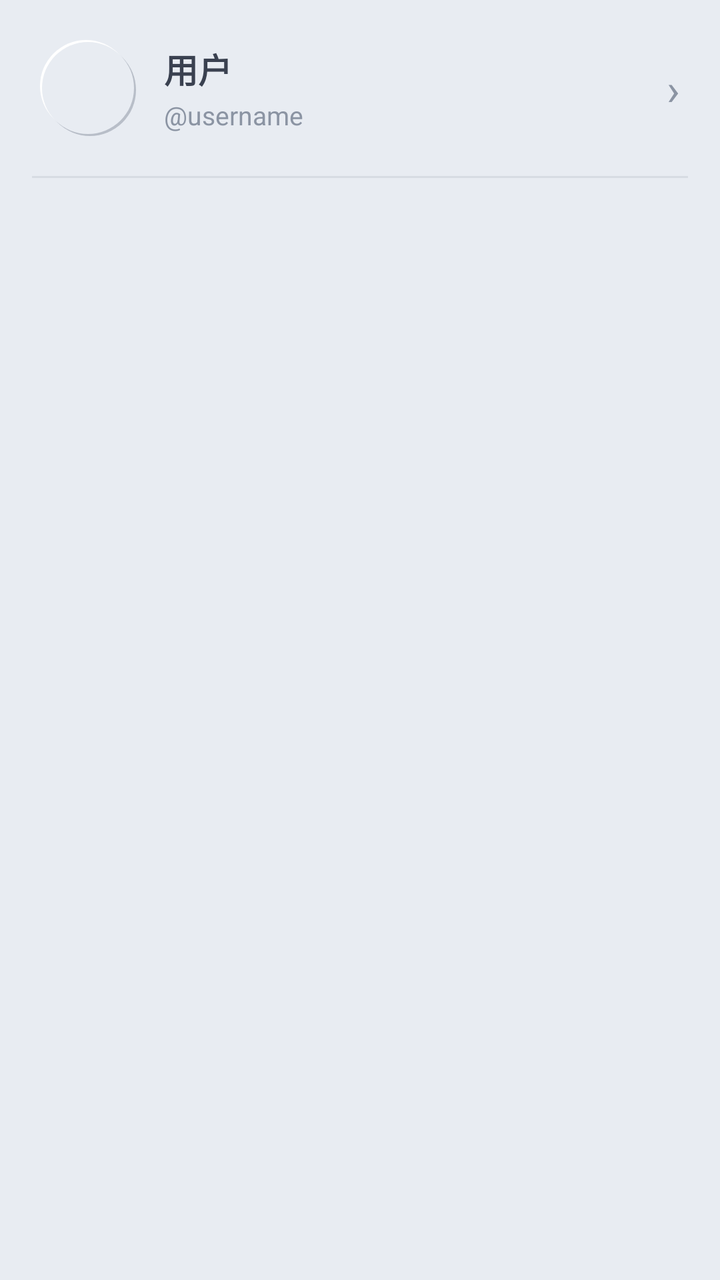
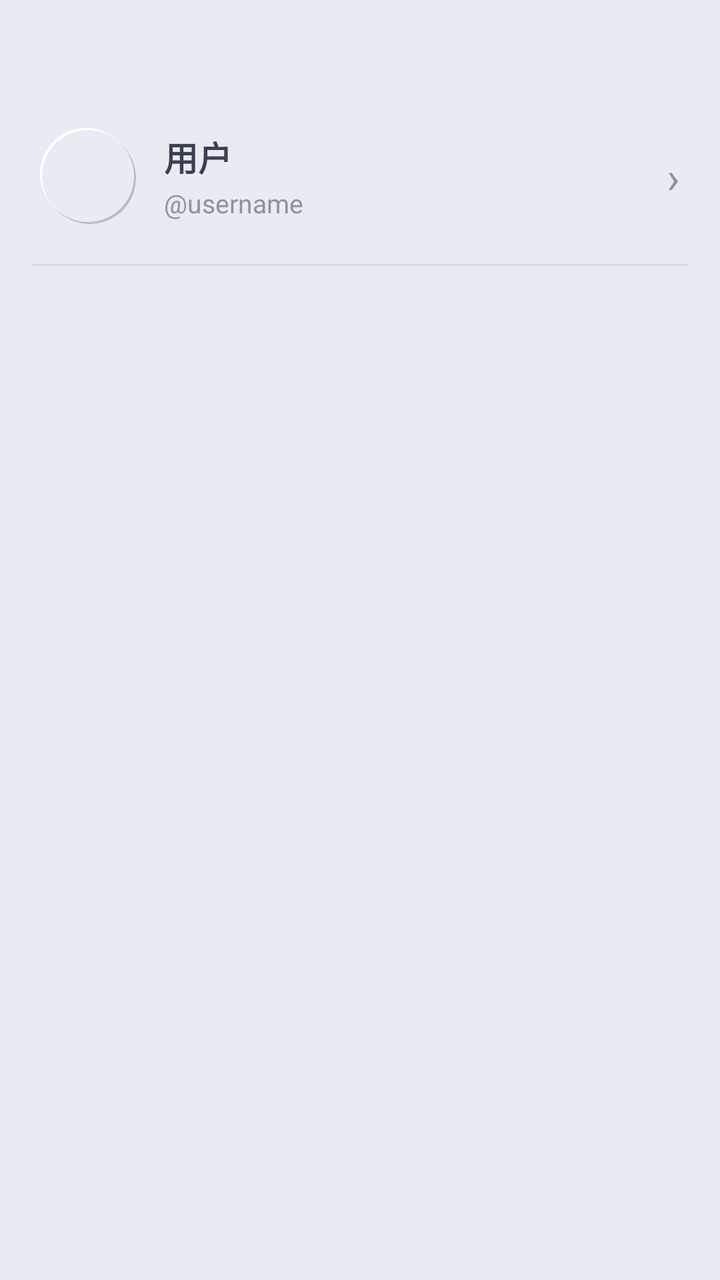

Compare the two renders of this Android layout. The source of the first and the diff that turns it into the second are given below.
<!-- AndroidManifest.xml: application theme Theme.EchoLink -->
<!-- res/layout/nav_header.xml -->
<?xml version="1.0" encoding="utf-8"?>

<LinearLayout xmlns:android="http://schemas.android.com/apk/res/android"
    android:layout_width="match_parent"
    android:layout_height="match_parent"
    android:orientation="vertical"
    android:background="?attr/colorSurface">

    
    <LinearLayout
        android:id="@+id/navUserBox"
        android:layout_width="match_parent"
        android:layout_height="wrap_content"
        android:orientation="horizontal"
        android:gravity="center_vertical"
        android:padding="20dp"
        android:background="?attr/selectableItemBackground"
        android:clickable="true"
        android:focusable="true">

        <ImageView
            android:id="@+id/navAvatar"
            android:layout_width="48dp"
            android:layout_height="48dp"
            android:background="@drawable/bg_mw_avatar"
            android:scaleType="centerCrop" />

        <LinearLayout
            android:layout_width="0dp"
            android:layout_height="wrap_content"
            android:orientation="vertical"
            android:layout_marginStart="14dp"
            android:layout_weight="1">

            <TextView
                android:id="@+id/navDisplayName"
                android:layout_width="wrap_content"
                android:layout_height="wrap_content"
                android:text="用户"
                android:textSize="17sp"
                android:textStyle="bold"
                android:textColor="?attr/colorOnSurface"
                android:maxLines="1"
                android:ellipsize="end" />

            <TextView
                android:id="@+id/navUsername"
                android:layout_width="wrap_content"
                android:layout_height="wrap_content"
                android:text="@username"
                android:textSize="13sp"
                android:textColor="@color/on_surface_variant"
                android:maxLines="1"
                android:ellipsize="end"
                android:layout_marginTop="2dp" />
        </LinearLayout>

        <TextView
            android:layout_width="wrap_content"
            android:layout_height="wrap_content"
            android:text="›"
            android:textSize="22sp"
            android:textColor="@color/on_surface_variant"
            android:layout_marginStart="8dp" />
    </LinearLayout>

    <View
        android:layout_width="match_parent"
        android:layout_height="1dp"
        android:background="@color/outline"
        android:layout_marginStart="16dp"
        android:layout_marginEnd="16dp" />

</LinearLayout>
<!-- resources referenced by this layout -->
<resources>
  <color name="on_surface_variant">#8B94A3</color>
  <color name="outline">#D7DCE3</color>
  <!-- drawable bg_mw_avatar (drawable) -->
  <?xml version="1.0" encoding="utf-8"?>
  
  <layer-list xmlns:android="http://schemas.android.com/apk/res/android">
      
      <item android:left="2dp" android:top="2dp">
          <shape android:shape="oval">
              <solid android:color="@color/neu_shadow_dark" />
          </shape>
      </item>
      
      <item android:right="2dp" android:bottom="2dp">
          <shape android:shape="oval">
              <solid android:color="@color/neu_shadow_light" />
          </shape>
      </item>
      
      <item android:left="1dp" android:top="1dp" android:right="1dp" android:bottom="1dp">
          <shape android:shape="oval">
              <solid android:color="@color/neu_base" />
          </shape>
      </item>
  </layer-list>
  <style name="Theme.EchoLink" parent="Theme.MaterialComponents.DayNight.NoActionBar">
          <item name="colorPrimary">@color/brand_primary</item>
          <item name="colorPrimaryVariant">@color/brand_primary_dark</item>
          <item name="colorOnPrimary">@color/on_primary</item>
          <item name="colorSecondary">@color/secondary</item>
          <item name="colorOnSecondary">@color/on_secondary</item>
          <item name="colorSurface">@color/surface</item>
          <item name="colorOnSurface">@color/on_surface</item>
          <item name="colorError">@color/error</item>
          <item name="android:colorBackground">@color/background</item>
          <item name="colorOnBackground">@color/on_surface</item>
          <item name="colorControlNormal">@color/on_surface_variant</item>
          <item name="colorControlActivated">@color/brand_primary</item>
          <item name="android:windowBackground">@color/background</item>
          
          <item name="android:statusBarColor">@android:color/transparent</item>
          <item name="android:navigationBarColor">@android:color/transparent</item>
          <item name="android:windowLightStatusBar">true</item>
          <item name="android:windowLightNavigationBar">true</item>
          
          <item name="alertDialogTheme">@style/Theme.EchoLink.Dialog</item>
          <item name="dialogTheme">@style/Theme.EchoLink.Dialog</item>
          <item name="materialAlertDialogTheme">@style/Theme.EchoLink.Dialog</item>
      </style>
  <color name="neu_shadow_dark">#B8BEC8</color>
  <color name="neu_shadow_light">#FFFFFF</color>
  <color name="neu_base">#E8ECF2</color>
  <color name="brand_primary">#4a8fe7</color>
  <color name="brand_primary_dark">#3a7fd7</color>
  <color name="on_primary">#FFFFFF</color>
  <color name="secondary">#4a8fe7</color>
  <color name="on_secondary">#FFFFFF</color>
  <color name="surface">@color/neu_base</color>
  <color name="on_surface">#3A4150</color>
  <color name="error">#E8645F</color>
  <color name="background">@color/neu_base</color>
  <style name="Theme.EchoLink.Dialog" parent="ThemeOverlay.MaterialComponents.Dialog.Alert">
          <item name="colorSurface">@color/chat_bg</item>
          <item name="colorSurfaceVariant">@color/chat_bg</item>
          <item name="colorOnSurface">@color/on_surface</item>
          <item name="android:windowBackground">@color/chat_bg</item>
          <item name="android:background">@color/chat_bg</item>
          <item name="android:colorBackground">@color/chat_bg</item>
          <item name="colorPrimary">@color/brand_primary</item>
          <item name="colorOnPrimary">@color/on_primary</item>
          <item name="android:textColorPrimary">@color/on_surface</item>
          <item name="android:textColor">@color/on_surface</item>
          <item name="android:windowIsFloating">true</item>
      </style>
  <color name="chat_bg">@color/neu_base</color>
</resources>

<!-- the commit's change to res/layout/nav_header.xml (unified diff, before → after) -->
@@ -13,7 +13,10 @@
         android:layout_height="wrap_content"
         android:orientation="horizontal"
         android:gravity="center_vertical"
-        android:padding="20dp"
+        android:paddingStart="20dp"
+        android:paddingEnd="20dp"
+        android:paddingTop="64dp"
+        android:paddingBottom="20dp"
         android:background="?attr/selectableItemBackground"
         android:clickable="true"
         android:focusable="true">
